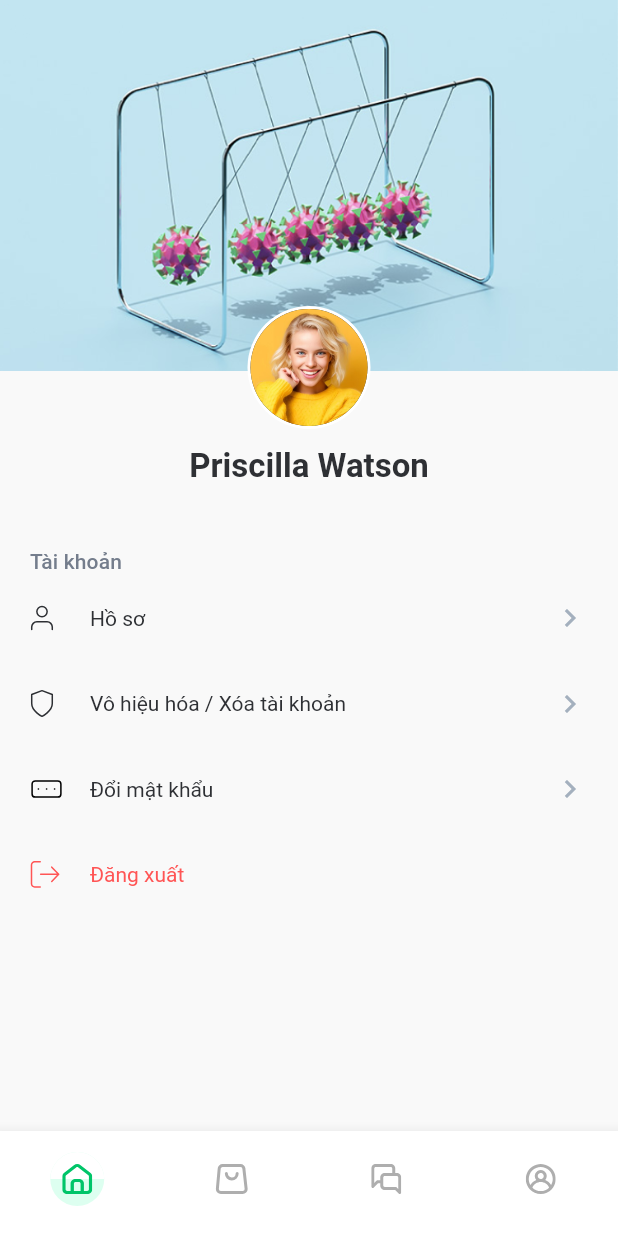
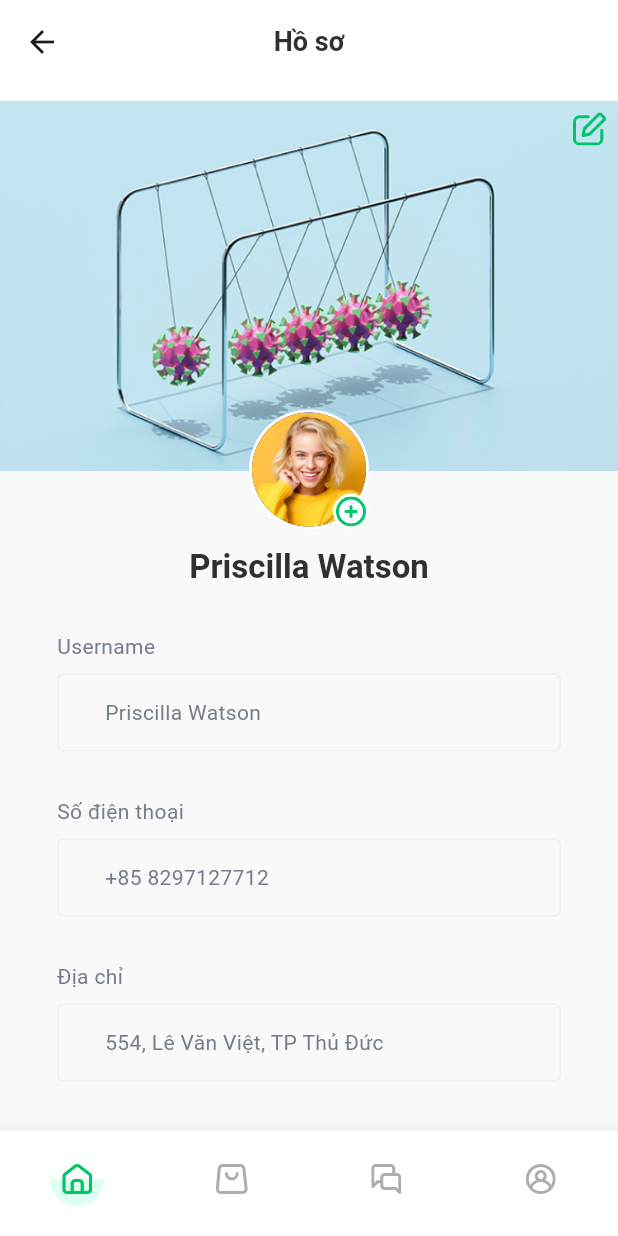
Before and after one commit to thoghoaq/CapstoneFA23, a Flutter app: the ProfilePage screen opened by its route, after a tap on "Hồ sơ", on a phone screen of 412 x 824 dp. Run offline on Flutter 3.47's test engine with Material 2 defaults, Android fonts, the phone set to English and light mode, and no system bars; our stand-ins replace flutter_svg, go_router, pinput, responsive_framework; Roboto replaces fonts that are missing (SFUIText); project files that could hold a hidden picture were left out.

Commit message:
update profile page

```diff
--- a/capstone_fa23_customer/lib/pages/profile_page.dart
+++ b/capstone_fa23_customer/lib/pages/profile_page.dart
@@ -2,6 +2,7 @@ import 'package:capstone_fa23_customer/partials/profile_list_tile.dart';
 import 'package:design_kit/material.dart';
 import 'package:flutter/material.dart';
 import 'package:flutter_svg/svg.dart';
+import 'package:go_router/go_router.dart';
 
 class ProfilePage extends StatelessWidget {
   const ProfilePage({super.key});
@@ -72,7 +73,9 @@ class ProfilePage extends StatelessWidget {
                       Icons.navigate_next,
                       color: DColors.gray3,
                     ),
-                    onTap: () {},
+                    onTap: () {
+                      context.push('/profile/updateProfile');
+                    },
                   ),
                   ProfileListTile(
                     title: Text("Vô hiệu hóa / Xóa tài khoản",
--- /dev/null
+++ b/capstone_fa23_customer/lib/pages/update_profile_page.dart
@@ -0,0 +1,124 @@
+import 'package:design_kit/material.dart';
+import 'package:flutter/material.dart';
+import 'package:flutter_svg/flutter_svg.dart';
+
+class UpdateProfilePage extends StatelessWidget {
+  UpdateProfilePage({super.key});
+
+  String get _name => "Priscilla Watson";
+  final TextEditingController _usernameController = TextEditingController(
+    text: "Priscilla Watson",
+  );
+  final TextEditingController _phoneController = TextEditingController(
+    text: "+85 8297127712",
+  );
+  final TextEditingController _addressController = TextEditingController(
+    text: "554, Lê Văn Việt, TP Thủ Đức",
+  );
+
+  @override
+  Widget build(BuildContext context) {
+    return Scaffold(
+      appBar: const DAppBar(title: "Hồ sơ"),
+      body: SingleChildScrollView(
+        child: Column(
+          children: [
+            SizedBox(
+              height: 286,
+              child: Stack(
+                children: [
+                  // Background
+                  Stack(
+                    children: [
+                      Container(
+                        height: 247,
+                        decoration: const BoxDecoration(
+                          image: DecorationImage(
+                            image: AssetImage(
+                                'assets/images/contexts/context_2.png'),
+                            fit: BoxFit.cover,
+                          ),
+                        ),
+                      ),
+                      Align(
+                        alignment: Alignment.topRight,
+                        child: Padding(
+                          padding: const EdgeInsets.all(8.0),
+                          child:
+                              SvgPicture.asset('assets/images/icons/edit.svg'),
+                        ),
+                      )
+                    ],
+                  ),
+                  // Avatar
+                  Align(
+                    alignment: Alignment.bottomCenter,
+                    child: SizedBox(
+                      height: 80,
+                      width: 80,
+                      child: Stack(
+                        children: [
+                          Container(
+                            decoration: BoxDecoration(
+                              color: Theme.of(context).colorScheme.background,
+                              shape: BoxShape.circle,
+                            ),
+                            child: Padding(
+                              padding: const EdgeInsets.all(2),
+                              child: DAvatarCircle(
+                                image: Image.asset(
+                                    'assets/images/contexts/avatar_1.jpg'),
+                                radius: 78,
+                              ),
+                            ),
+                          ),
+                          Align(
+                            alignment: Alignment.bottomRight,
+                            child: Container(
+                                decoration: BoxDecoration(
+                                  color:
+                                      Theme.of(context).colorScheme.background,
+                                  shape: BoxShape.circle,
+                                ),
+                                child: Padding(
+                                  padding: const EdgeInsets.all(2),
+                                  child: SvgPicture.asset(
+                                      'assets/images/icons/plus_circle.svg'),
+                                )),
+                          )
+                        ],
+                      ),
+                    ),
+                  ),
+                ],
+              ),
+            ),
+            const SizedBox(height: 10),
+            Text(_name, style: Theme.of(context).textTheme.headlineMedium),
+            const SizedBox(height: 30),
+            DTextBox(
+              label: "Username",
+              hintText: "Vui lòng nhập username",
+              controller: _usernameController,
+            ),
+            const SizedBox(height: 20),
+            DTextBox(
+              label: "Số điện thoại",
+              hintText: "Vui lòng nhập số điện thoại",
+              controller: _phoneController,
+            ),
+            const SizedBox(height: 20),
+            DTextBox(
+              label: "Địa chỉ",
+              hintText: "Vui lòng nhập địa chỉ",
+              controller: _addressController,
+            ),
+            const SizedBox(height: 35),
+            DPrimaryButton.bigwide(text: "Cập nhật", onPressed: () {}),
+            const SizedBox(height: 35),
+          ],
+        ),
+      ),
+    );
+  }
+}
--- a/capstone_fa23_customer/lib/routes/router.dart
+++ b/capstone_fa23_customer/lib/routes/router.dart
@@ -3,6 +3,7 @@ import 'package:capstone_fa23_customer/pages/login_page.dart';
 import 'package:capstone_fa23_customer/pages/logo_page.dart';
 import 'package:capstone_fa23_customer/pages/main_page.dart';
 import 'package:capstone_fa23_customer/pages/profile_page.dart';
+import 'package:capstone_fa23_customer/pages/update_profile_page.dart';
 import 'package:go_router/go_router.dart';
 
 final router = GoRouter(
@@ -30,6 +31,13 @@ final router = GoRouter(
           name: "profile",
           path: "/profile",
           builder: (context, state) => const ProfilePage(),
+          routes: [
+            GoRoute(
+              name: "updateProfile",
+              path: "updateProfile",
+              builder: (context, state) => UpdateProfilePage(),
+            ),
+          ],
         )
       ],
     )
--- a/capstone_fa23_customer/lib/themes/text_theme.dart
+++ b/capstone_fa23_customer/lib/themes/text_theme.dart
@@ -15,8 +15,14 @@ const textTheme = TextTheme(
       fontFamily: DFontFamily.sfUIText,
       color: DColors.defaultText,
     ),
+    headlineSmall: TextStyle(
+      fontSize: 18,
+      fontWeight: FontWeight.w700,
+      fontFamily: DFontFamily.sfUIText,
+      color: DColors.defaultText,
+    ),
     displayLarge: TextStyle(
-      fontSize: 72,
+      fontSize: 16,
       fontWeight: FontWeight.bold,
     ),
     displayMedium: TextStyle(
--- a/design_kit/lib/material.dart
+++ b/design_kit/lib/material.dart
@@ -10,3 +10,4 @@ export 'src/material/avatar_circle.dart';
 export 'src/material/otp_input.dart';
 export 'src/material/bottom_navigation_bar.dart';
 export 'src/material/active_navigation_bar_icon.dart';
+export 'src/material/app_bar.dart';
--- /dev/null
+++ b/design_kit/lib/src/material/app_bar.dart
@@ -0,0 +1,26 @@
+import 'package:flutter/material.dart';
+
+class DAppBar extends StatefulWidget implements PreferredSizeWidget {
+  final String title;
+  const DAppBar({Key? key, required this.title}) : super(key: key);
+
+  @override
+  State<DAppBar> createState() => _DAppBarState();
+
+  @override
+  Size get preferredSize => const Size(double.infinity, 67);
+}
+
+class _DAppBarState extends State<DAppBar> {
+  @override
+  Widget build(BuildContext context) {
+    return AppBar(
+      title: Text(
+        widget.title,
+        style: Theme.of(context).textTheme.headlineSmall,
+      ),
+      centerTitle: true,
+      backgroundColor: Theme.of(context).colorScheme.background,
+    );
+  }
+}
--- a/design_kit/lib/src/material/text_box.dart
+++ b/design_kit/lib/src/material/text_box.dart
@@ -7,6 +7,7 @@ class DTextBox extends StatelessWidget {
   final Widget? prefixIcon;
   final Widget? suffixIcon;
   final bool? obscureText;
+  final String? label;
   final TextEditingController controller;
 
   const DTextBox({
@@ -16,14 +17,26 @@ class DTextBox extends StatelessWidget {
     this.prefixIcon,
     this.suffixIcon,
     this.obscureText,
+    this.label,
   }) : super(key: key);
 
   @override
   Widget build(BuildContext context) {
     return SizedBox(
       width: 336,
-      height: 58,
-      child: TextField(
+      height: 90,
+      child: Column(
+        crossAxisAlignment: CrossAxisAlignment.start,
+        children: [
+          if (label != null)
+            Padding(
+              padding: const EdgeInsets.only(bottom: 8.0),
+              child: Text(
+                label!,
+                style: Theme.of(context).textTheme.bodyMedium,
+              ),
+            ),
+          TextField(
             controller: controller,
             obscureText: obscureText ?? false,
             decoration: InputDecoration(
@@ -56,6 +69,8 @@ class DTextBox extends StatelessWidget {
             ),
             style: Theme.of(context).textTheme.bodyMedium,
           ),
+        ],
+      ),
     );
   }
 }
```
Also changed, not shown: capstone_fa23_customer/assets/images/icons/edit.svg (added), capstone_fa23_customer/assets/images/icons/plus_circle.svg (added), capstone_fa23_customer/lib/partials/app_bar.dart (added). Lines whose indentation alone changed are shown as unchanged.
